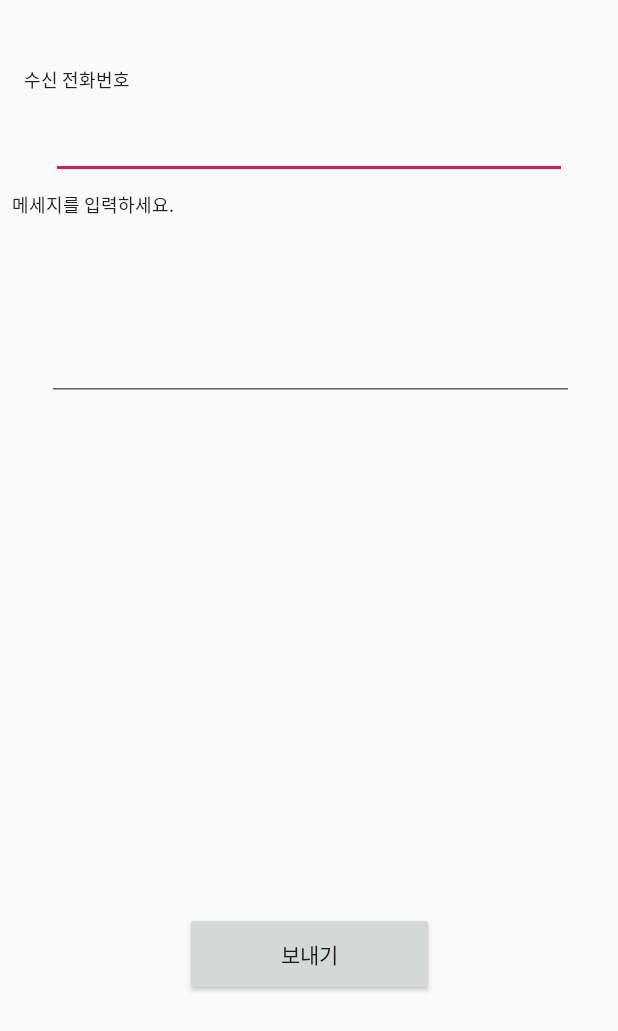
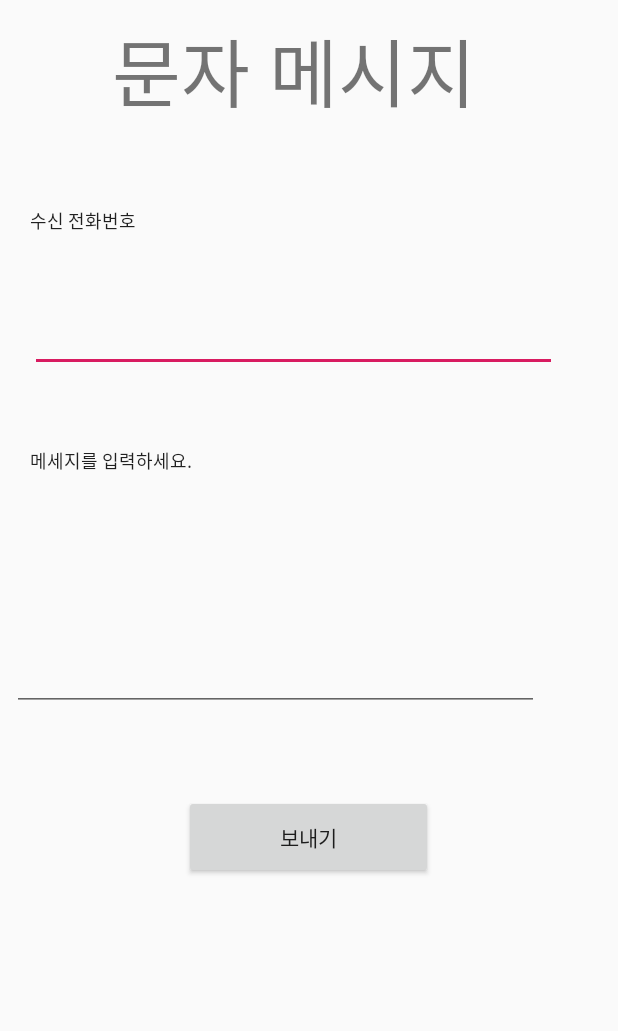
Before and after one commit to TaeHan-Ka/Android_2project, an Android app: the layout sms.xml on its own in the app's theme, with its tools: preview values and no code run, on a phone screen of 412 x 824 dp. Shown: the top 1031 px of the screen. Run offline under Robolectric (Android 15) with nearby library versions, the phone set to English and light mode, and no system bars.

Commit message:
Update sms.xml

```diff
--- a/app/src/main/res/layout/sms.xml
+++ b/app/src/main/res/layout/sms.xml
@@ -1,75 +1,82 @@
 <?xml version="1.0" encoding="utf-8"?>
-<android.support.constraint.ConstraintLayout xmlns:android="http://schemas.android.com/apk/res/android"
+<LinearLayout
+    xmlns:android="http://schemas.android.com/apk/res/android"
     xmlns:app="http://schemas.android.com/apk/res-auto"
     xmlns:tools="http://schemas.android.com/tools"
     android:layout_width="match_parent"
     android:layout_height="match_parent"
+    android:orientation="vertical"
     tools:context="com.example.myapplication.sms">
+
+
+    <TextView
+        android:id="@+id/textView"
+        android:layout_width="262dp"
+        android:layout_height="78dp"
+        android:text="문자 메시지"
+        android:textSize="50dp"
+        android:layout_marginTop="10dp"
+        android:layout_gravity="center"
+        tools:layout_editor_absoluteX="91dp"
+        tools:layout_editor_absoluteY="16dp" />
 
     <TextView
         android:id="@+id/textViewPhoneNo"
-        android:layout_width="wrap_content"
-        android:layout_height="wrap_content"
-        android:layout_marginStart="16dp"
-        android:layout_marginTop="44dp"
+        android:layout_width="129dp"
+        android:layout_height="30dp"
+        android:layout_marginBottom="24dp"
+        android:layout_marginTop="50dp"
+        android:layout_marginLeft="20dp"
         android:text="수신 전화번호"
         android:textAppearance="?android:attr/textAppearanceLarge"
         android:textSize="12dp"
-        app:layout_constraintStart_toStartOf="parent"
-        app:layout_constraintTop_toTopOf="parent" />
+        app:layout_constraintBottom_toTopOf="@+id/editTextPhoneNo"
+        tools:layout_editor_absoluteX="33dp" />
 
     <EditText
         android:id="@+id/editTextPhoneNo"
-        android:layout_width="344dp"
-        android:layout_height="41dp"
-        android:layout_marginEnd="8dp"
-        android:layout_marginStart="8dp"
-        android:layout_marginTop="16dp"
+        android:layout_width="351dp"
+        android:layout_height="56dp"
         android:inputType="phone"
-        app:layout_constraintEnd_toEndOf="parent"
-        app:layout_constraintStart_toStartOf="parent"
-        app:layout_constraintTop_toBottomOf="@+id/textViewPhoneNo"></EditText>
+        android:layout_marginLeft="20dp"
+        tools:layout_editor_absoluteX="33dp"
+        tools:layout_editor_absoluteY="206dp"></EditText>
 
     <TextView
         android:id="@+id/textViewSMS"
-        android:layout_width="wrap_content"
-        android:layout_height="wrap_content"
-        android:layout_marginStart="8dp"
-        android:layout_marginTop="8dp"
+        android:layout_width="151dp"
+        android:layout_height="30dp"
+        android:layout_marginBottom="40dp"
         android:text="메세지를 입력하세요."
+        android:layout_marginTop="50dp"
+        android:layout_marginLeft="20dp"
         android:textAppearance="?android:attr/textAppearanceLarge"
         android:textSize="12dp"
-        app:layout_constraintStart_toStartOf="parent"
-        app:layout_constraintTop_toBottomOf="@+id/editTextPhoneNo" />
+        app:layout_constraintBottom_toTopOf="@+id/editTextSMS"
+        tools:layout_editor_absoluteX="33dp" />
 
     <EditText
         android:id="@+id/editTextSMS"
         android:layout_width="351dp"
         android:layout_height="106dp"
+        android:layout_marginStart="8dp"
         android:layout_marginEnd="8dp"
-        android:layout_marginStart="8dp"
-        android:layout_marginTop="16dp"
         android:gravity="top"
         android:inputType="textMultiLine"
         android:lines="5"
         app:layout_constraintEnd_toEndOf="parent"
-        app:layout_constraintHorizontal_bias="0.529"
+        app:layout_constraintHorizontal_bias="0.568"
         app:layout_constraintStart_toStartOf="parent"
-        app:layout_constraintTop_toBottomOf="@+id/textViewSMS" />
+        tools:layout_editor_absoluteY="442dp" />
 
     <Button
         android:id="@+id/send"
         android:layout_width="166dp"
         android:layout_height="56dp"
-        android:layout_marginBottom="160dp"
-        android:layout_marginEnd="8dp"
-        android:layout_marginStart="8dp"
-        android:layout_marginTop="8dp"
+        android:layout_marginTop="56dp"
+        android:layout_gravity="center"
         android:text="보내기"
-        app:layout_constraintBottom_toBottomOf="parent"
-        app:layout_constraintEnd_toEndOf="parent"
-        app:layout_constraintStart_toStartOf="parent"
         app:layout_constraintTop_toBottomOf="@+id/editTextSMS"
-        app:layout_constraintVertical_bias="1.0" />
+        tools:layout_editor_absoluteX="122dp" />
 
-</android.support.constraint.ConstraintLayout>
+</LinearLayout>
```
